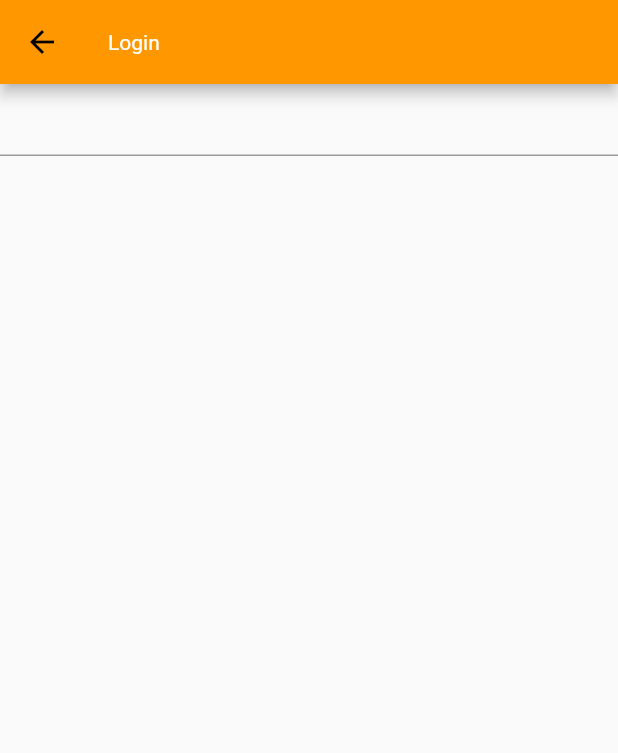
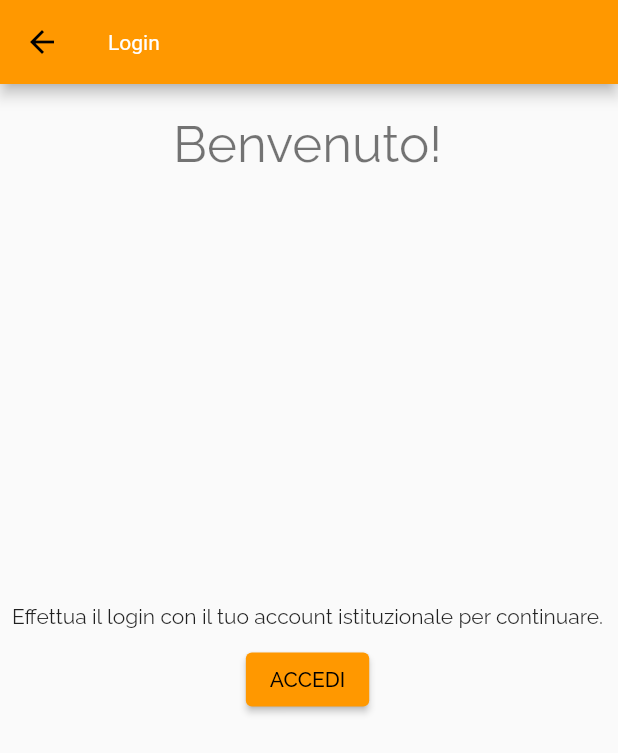
Before and after one commit to GioPan04/ristoro-gobettivolta, a Flutter app: the LoginScreen screen opened directly, on a phone screen of 412 x 824 dp. Shown: the top 753 px of the screen. Run offline on Flutter 3.47's test engine with Material 2 defaults, Android fonts, the phone set to English and light mode, and no system bars; missing offline and left inert: flutter_web_auth; network calls fail.

Commit message:
Login with remote server and login screen

```diff
--- a/frontend/lib/RistoroApp.dart
+++ b/frontend/lib/RistoroApp.dart
@@ -1,6 +1,7 @@
 import 'package:flutter/material.dart';
 import 'package:frontend/provider/HomeProvider.dart';
 import 'package:frontend/screens/HomeScreen.dart';
+import 'package:frontend/screens/LoginScreen.dart';
 import 'package:provider/provider.dart';
 
 class RistoroApp extends StatelessWidget {
@@ -15,6 +16,7 @@ class RistoroApp extends StatelessWidget {
         theme: ThemeData(fontFamily: "Raleway", primarySwatch: Colors.orange, appBarTheme: AppBarTheme(titleTextStyle: TextStyle(color: Colors.white))),
         routes: {
           '/': (context) => HomeScreen(),
+          'login': (context) => LoginScreen(),
         },
       ),
     );
--- a/frontend/lib/apis/src/ApiExecutor.dart
+++ b/frontend/lib/apis/src/ApiExecutor.dart
@@ -10,13 +10,13 @@ import 'Exceptions.dart';
 
 abstract class ApiExecutor {
 
-  bool get useHttps => true;
+  bool get useHttps => false;
 
   /// The base domain where request should be made
-  String get domain => kReleaseMode ? 'pangio.freemyip.com' : 'linux300.pangio.lan';
+  String get domain => kReleaseMode ? 'pangio.freemyip.com' : 'linux300.pangio.lan:8080';
 
   /// The base path for api methods
-  String get apiPath => kReleaseMode ? 'api' : 'ristoro/api';
+  String get apiPath => kReleaseMode ? 'ristoro/api' : 'api';
 
   /// You should override this method
   String get methodPath => '';
--- a/frontend/lib/screens/HomeScreen.dart
+++ b/frontend/lib/screens/HomeScreen.dart
@@ -25,6 +25,9 @@ class _HomeScreenState extends State<HomeScreen> {
     return Scaffold(
       appBar: AppBar(
         title: Text("Ristoro Gobetti Volta"),
+        actions: [
+          IconButton(icon: Icon(Icons.ac_unit), onPressed: () => Navigator.pushNamed(context, 'login'))
+        ],
       ),
       body: Consumer<HomeProvider>(
         builder: (context, state, _) {
--- a/frontend/lib/screens/LoginScreen.dart
+++ b/frontend/lib/screens/LoginScreen.dart
@@ -1,17 +1,64 @@
 import 'package:flutter/material.dart';
+import 'package:flutter_web_auth/flutter_web_auth.dart';
 
 class LoginScreen extends StatelessWidget {
+
+  Future<void> login(BuildContext context) async {
+    print('Logging in with remote server...');
+
+    try {
+      final result = await FlutterWebAuth.authenticate(url: 'https://pangio.freemyip.com/ristoro/api/auth/login', callbackUrlScheme: 'ristorogv');
+      final token = Uri.parse(result).queryParameters['token'];
+      debugPrint(token);
+    } catch (e) {
+      debugPrint('Something went wrong during user authentication!');
+      debugPrint(e.toString());
+      showDialog(context: context, builder: (_) => LoginErrorDialog());
+    }
+  }
+
   @override
   Widget build(BuildContext context) {
     return Scaffold(
       appBar: AppBar(
         title: Text("Login"),
       ),
-      body: Column(
+      body: Stack(
+        // alignment: Alignment.center,
         children: [
-          TextField()
+          Positioned(
+            child: Text("Benvenuto!", style: Theme.of(context).textTheme.headline4, textAlign: TextAlign.center),
+            top: 20,
+            left: 0,
+            right: 0,
+          ),
+          Padding(
+            padding: const EdgeInsets.symmetric(horizontal: 8.0),
+            child: Column(
+              mainAxisAlignment: MainAxisAlignment.center,
+              crossAxisAlignment: CrossAxisAlignment.center,
+              children: [
+                Text("Effettua il login con il tuo account istituzionale per continuare.", textAlign: TextAlign.center),
+                SizedBox(height: 10),
+                ElevatedButton(onPressed: () => login(context), child: Text("ACCEDI")),
+              ],
+            ),
+          ),
         ],
       ),
     );
   }
 }
+
+class LoginErrorDialog extends StatelessWidget {
+  @override
+  Widget build(BuildContext context) {
+    return AlertDialog(
+      title: Text("Opss..."),
+      content: Text("Sembra che qualcosa sia andato storto durante il login. Contatta l'amministratore di sistemi per risolvere il problema"),
+      actions: [
+        TextButton(onPressed: () => Navigator.pop(context), child: Text("UFFA, OK"))
+      ],
+    );
+  }
+}
--- a/frontend/pubspec.yaml
+++ b/frontend/pubspec.yaml
@@ -24,6 +24,10 @@ dependencies:
   flutter:
     sdk: flutter
   cupertino_icons: ^1.0.2
+  flutter_web_auth:
+    git:
+      url: git://github.com/nonameden/flutter_web_auth.git
+      ref: feature/nullsafety
   http: ^0.13.0
   provider: ^5.0.0
 
@@ -74,6 +78,5 @@ flutter:
           weight: 800
         - asset: fonts/Raleway/Raleway-Black.ttf
           weight: 900
-  #
   # For details regarding fonts from package dependencies,
   # see https://flutter.dev/custom-fonts/#from-packages
```
Also changed, not shown: frontend/pubspec.lock, 1 other file.
